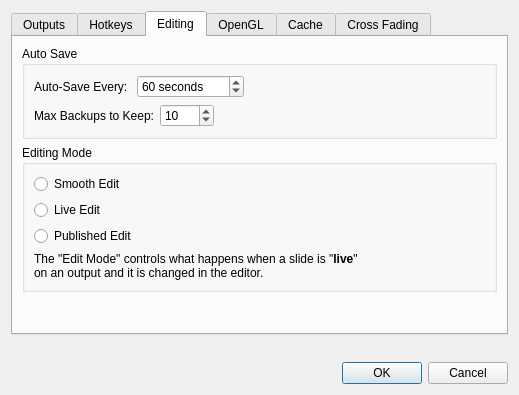
Above: src/AppSettingsDialog.ui from google-code-export/dviz before the change. Below: the same form after it.
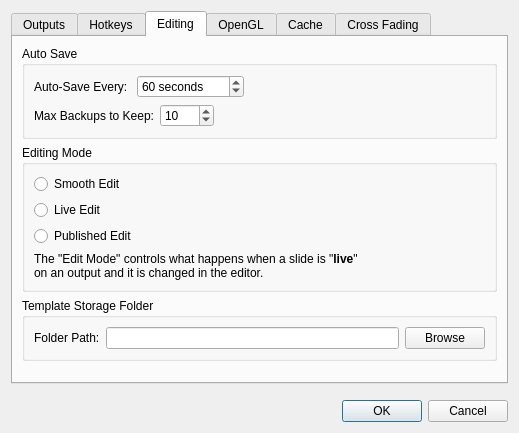
That is the form after the change. The open tabs and pages were chosen to show the change. Icons and pictures are not drawn.

Commit message: Created SlideTemplateManager and TemplateSelectorWidget in preparation for implementing generic user-defined templates for Bible verses, songs, and generic slides. Added a variety of options to the BibleBrowser UI - but not honored in code yet. Added TemplateSelectorWidget to BibleBrowser for integration in following revs.

Diff of the .ui file:
```diff
--- a/src/AppSettingsDialog.ui
+++ b/src/AppSettingsDialog.ui
@@ -7,7 +7,7 @@
     <x>0</x>
     <y>0</y>
     <width>519</width>
-    <height>395</height>
+    <height>433</height>
    </rect>
   </property>
   <property name="windowTitle">
@@ -392,6 +392,32 @@
          </layout>
         </widget>
        </item>
+       <item>
+        <widget class="QGroupBox" name="groupBox_9">
+         <property name="title">
+          <string>Template Storage Folder</string>
+         </property>
+         <layout class="QHBoxLayout" name="horizontalLayout_7">
+          <item>
+           <widget class="QLabel" name="label_23">
+            <property name="text">
+             <string>Folder Path:</string>
+            </property>
+           </widget>
+          </item>
+          <item>
+           <widget class="QLineEdit" name="templateFolder"/>
+          </item>
+          <item>
+           <widget class="QPushButton" name="templateFolderBrowse">
+            <property name="text">
+             <string>Browse</string>
+            </property>
+           </widget>
+          </item>
+         </layout>
+        </widget>
+       </item>
        <item>
         <spacer name="verticalSpacer_3">
          <property name="orientation">
```
Left out of the diff: 2 changed lines with no effect on the pictures. The commit also changes 11 other files.
